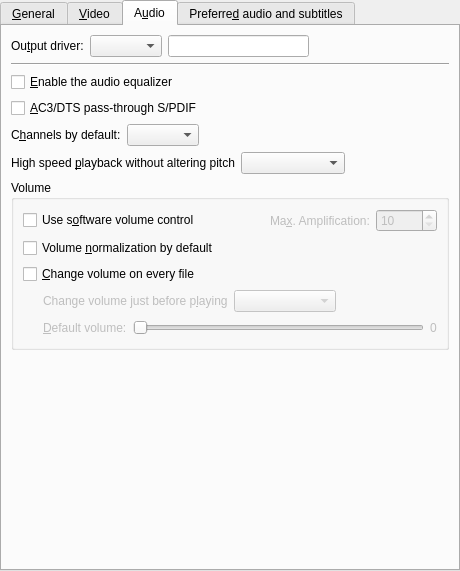
wilbert2000/wzplayer, file src/prefgeneral.ui: the form before one commit.
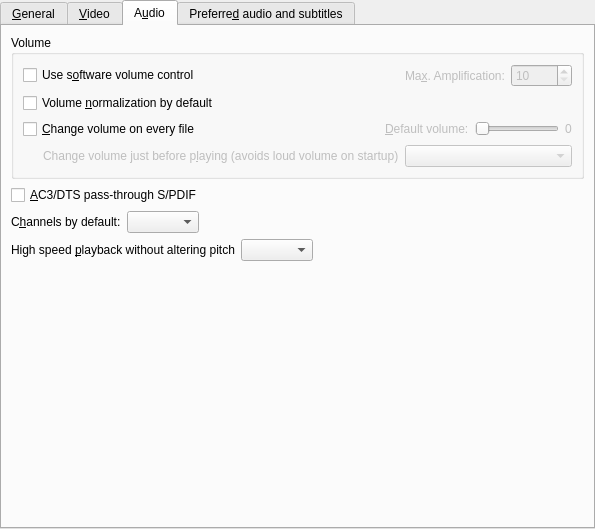
The form after the commit. The open tabs and pages were chosen to show the change. Icons and pictures are not drawn. Custom widgets are drawn as their Qt base class.

Diff of the .ui file:
```diff
--- a/src/prefgeneral.ui
+++ b/src/prefgeneral.ui
@@ -5,8 +5,8 @@
    <rect>
     <x>0</x>
     <y>0</y>
-    <width>460</width>
-    <height>571</height>
+    <width>595</width>
+    <height>529</height>
    </rect>
   </property>
   <layout class="QVBoxLayout" >
@@ -91,6 +91,93 @@
          </layout>
         </widget>
        </item>
+       <item>
+        <widget class="QGroupBox" name="groupBox_2" >
+         <property name="title" >
+          <string>Output drivers</string>
+         </property>
+         <layout class="QHBoxLayout" >
+          <property name="margin" >
+           <number>9</number>
+          </property>
+          <property name="spacing" >
+           <number>6</number>
+          </property>
+          <item>
+           <widget class="QLabel" name="vo_label" >
+            <property name="text" >
+             <string>V&amp;ideo:</string>
+            </property>
+            <property name="wordWrap" >
+             <bool>false</bool>
+            </property>
+            <property name="buddy" >
+             <cstring>vo_combo</cstring>
+            </property>
+           </widget>
+          </item>
+          <item>
+           <widget class="MyComboBox" name="vo_combo" >
+            <property name="sizePolicy" >
+             <sizepolicy>
+              <hsizetype>7</hsizetype>
+              <vsizetype>0</vsizetype>
+              <horstretch>0</horstretch>
+              <verstretch>0</verstretch>
+             </sizepolicy>
+            </property>
+            <property name="editable" >
+             <bool>true</bool>
+            </property>
+           </widget>
+          </item>
+          <item>
+           <spacer>
+            <property name="orientation" >
+             <enum>Qt::Horizontal</enum>
+            </property>
+            <property name="sizeType" >
+             <enum>QSizePolicy::Preferred</enum>
+            </property>
+            <property name="sizeHint" >
+             <size>
+              <width>61</width>
+              <height>21</height>
+             </size>
+            </property>
+           </spacer>
+          </item>
+          <item>
+           <widget class="QLabel" name="ao_label" >
+            <property name="text" >
+             <string>&amp;Audio:</string>
+            </property>
+            <property name="wordWrap" >
+             <bool>false</bool>
+            </property>
+            <property name="buddy" >
+             <cstring>ao_combo</cstring>
+            </property>
+           </widget>
+          </item>
+          <item>
+           <widget class="MyComboBox" name="ao_combo" >
+            <property name="sizePolicy" >
+             <sizepolicy>
+              <hsizetype>7</hsizetype>
+              <vsizetype>0</vsizetype>
+              <horstretch>0</horstretch>
+              <verstretch>0</verstretch>
+             </sizepolicy>
+            </property>
+            <property name="editable" >
+             <bool>true</bool>
+            </property>
+           </widget>
+          </item>
+         </layout>
+        </widget>
+       </item>
        <item>
         <widget class="QGroupBox" name="groupBox_3" >
          <property name="title" >
@@ -528,214 +615,32 @@
        <string>A&amp;udio</string>
       </attribute>
       <layout class="QVBoxLayout" >
-       <item>
-        <layout class="QHBoxLayout" >
-         <item>
-          <widget class="QLabel" name="ao_label" >
-           <property name="text" >
-            <string>Ou&amp;tput driver:</string>
-           </property>
-           <property name="wordWrap" >
-            <bool>false</bool>
-           </property>
-           <property name="buddy" >
-            <cstring>ao_combo</cstring>
-           </property>
-          </widget>
-         </item>
-         <item>
-          <widget class="QComboBox" name="ao_combo" >
-           <property name="sizePolicy" >
-            <sizepolicy vsizetype="Fixed" hsizetype="Preferred" >
-             <horstretch>0</horstretch>
-             <verstretch>0</verstretch>
-            </sizepolicy>
-           </property>
-           <property name="editable" >
-            <bool>false</bool>
-           </property>
-          </widget>
-         </item>
-         <item>
-          <widget class="QLineEdit" name="ao_user_defined_edit" />
-         </item>
-         <item>
-          <spacer>
-           <property name="orientation" >
-            <enum>Qt::Horizontal</enum>
-           </property>
-           <property name="sizeHint" >
-            <size>
-             <width>81</width>
-             <height>20</height>
-            </size>
-           </property>
-          </spacer>
-         </item>
-        </layout>
-       </item>
-       <item>
-        <widget class="Line" name="line_6" >
-         <property name="sizePolicy" >
-          <sizepolicy vsizetype="Fixed" hsizetype="Expanding" >
-           <horstretch>0</horstretch>
-           <verstretch>0</verstretch>
-          </sizepolicy>
-         </property>
-         <property name="orientation" >
-          <enum>Qt::Horizontal</enum>
-         </property>
-        </widget>
-       </item>
-       <item>
-        <widget class="QCheckBox" name="audio_equalizer_check" >
-         <property name="text" >
-          <string>&amp;Enable the audio equalizer</string>
-         </property>
-        </widget>
-       </item>
-       <item>
-        <widget class="QCheckBox" name="hwac3_check" >
-         <property name="text" >
-          <string>&amp;AC3/DTS pass-through S/PDIF</string>
-         </property>
-        </widget>
-       </item>
-       <item>
-        <layout class="QHBoxLayout" >
-         <property name="spacing" >
-          <number>6</number>
-         </property>
-         <property name="leftMargin" >
-          <number>0</number>
-         </property>
-         <property name="topMargin" >
-          <number>0</number>
-         </property>
-         <property name="rightMargin" >
-          <number>0</number>
-         </property>
-         <property name="bottomMargin" >
-          <number>0</number>
-         </property>
-         <item>
-          <widget class="QLabel" name="label" >
-           <property name="text" >
-            <string>C&amp;hannels by default:</string>
-           </property>
-           <property name="buddy" >
-            <cstring>channels_combo</cstring>
-           </property>
-          </widget>
-         </item>
-         <item>
-          <widget class="QComboBox" name="channels_combo" />
-         </item>
-         <item>
-          <spacer>
-           <property name="orientation" >
-            <enum>Qt::Horizontal</enum>
-           </property>
-           <property name="sizeHint" >
-            <size>
-             <width>40</width>
-             <height>20</height>
-            </size>
-           </property>
-          </spacer>
-         </item>
-        </layout>
-       </item>
-       <item>
-        <layout class="QHBoxLayout" >
-         <property name="spacing" >
-          <number>6</number>
-         </property>
-         <property name="leftMargin" >
-          <number>0</number>
-         </property>
-         <property name="topMargin" >
-          <number>0</number>
-         </property>
-         <property name="rightMargin" >
-          <number>0</number>
-         </property>
-         <property name="bottomMargin" >
-          <number>0</number>
-         </property>
-         <item>
-          <widget class="QLabel" name="label_6" >
-           <property name="text" >
-            <string>High speed &amp;playback without altering pitch</string>
-           </property>
-           <property name="buddy" >
-            <cstring>scaletempo_combo</cstring>
-           </property>
-          </widget>
-         </item>
-         <item>
-          <widget class="TristateCombo" name="scaletempo_combo" >
-           <property name="sizePolicy" >
-            <sizepolicy vsizetype="Fixed" hsizetype="Expanding" >
-             <horstretch>0</horstretch>
-             <verstretch>0</verstretch>
-            </sizepolicy>
-           </property>
-          </widget>
-         </item>
-         <item>
-          <spacer>
-           <property name="orientation" >
-            <enum>Qt::Horizontal</enum>
-           </property>
-           <property name="sizeHint" >
-            <size>
-             <width>40</width>
-             <height>20</height>
-            </size>
-           </property>
-          </spacer>
-         </item>
-        </layout>
-       </item>
+       <property name="margin" >
+        <number>9</number>
+       </property>
+       <property name="spacing" >
+        <number>6</number>
+       </property>
        <item>
         <widget class="QGroupBox" name="groupBox_4" >
          <property name="title" >
           <string>Volume</string>
          </property>
          <layout class="QVBoxLayout" >
+          <property name="margin" >
+           <number>9</number>
+          </property>
           <property name="spacing" >
            <number>6</number>
           </property>
-          <property name="leftMargin" >
-           <number>9</number>
-          </property>
-          <property name="topMargin" >
-           <number>9</number>
-          </property>
-          <property name="rightMargin" >
-           <number>9</number>
-          </property>
-          <property name="bottomMargin" >
-           <number>9</number>
-          </property>
           <item>
            <layout class="QHBoxLayout" >
+            <property name="margin" >
+             <number>0</number>
+            </property>
             <property name="spacing" >
              <number>6</number>
             </property>
-            <property name="leftMargin" >
-             <number>0</number>
-            </property>
-            <property name="topMargin" >
-             <number>0</number>
-            </property>
-            <property name="rightMargin" >
-             <number>0</number>
-            </property>
-            <property name="bottomMargin" >
-             <number>0</number>
-            </property>
             <item>
              <widget class="QCheckBox" name="softvol_check" >
               <property name="text" >
@@ -748,10 +653,13 @@
               <property name="orientation" >
                <enum>Qt::Horizontal</enum>
               </property>
+              <property name="sizeType" >
+               <enum>QSizePolicy::Expanding</enum>
+              </property>
               <property name="sizeHint" >
                <size>
-                <width>20</width>
-                <height>20</height>
+                <width>70</width>
+                <height>21</height>
                </size>
               </property>
              </spacer>
@@ -795,11 +703,83 @@
            </widget>
           </item>
           <item>
-           <widget class="QCheckBox" name="change_volume_check" >
-            <property name="text" >
-             <string>&amp;Change volume on every file</string>
+           <layout class="QHBoxLayout" >
+            <property name="margin" >
+             <number>0</number>
             </property>
-           </widget>
+            <property name="spacing" >
+             <number>6</number>
+            </property>
+            <item>
+             <widget class="QCheckBox" name="change_volume_check" >
+              <property name="text" >
+               <string>&amp;Change volume on every file</string>
+              </property>
+             </widget>
+            </item>
+            <item>
+             <spacer>
+              <property name="orientation" >
+               <enum>Qt::Horizontal</enum>
+              </property>
+              <property name="sizeHint" >
+               <size>
+                <width>31</width>
+                <height>20</height>
+               </size>
+              </property>
+             </spacer>
+            </item>
+            <item>
+             <layout class="QHBoxLayout" >
+              <property name="margin" >
+               <number>0</number>
+              </property>
+              <property name="spacing" >
+               <number>6</number>
+              </property>
+              <item>
+               <widget class="QLabel" name="default_volume_label" >
+                <property name="enabled" >
+                 <bool>false</bool>
+                </property>
+                <property name="text" >
+                 <string>&amp;Default volume:</string>
+                </property>
+                <property name="wordWrap" >
+                 <bool>false</bool>
+                </property>
+                <property name="buddy" >
+                 <cstring>initial_volume_slider</cstring>
+                </property>
+               </widget>
+              </item>
+              <item>
+               <widget class="QSlider" name="initial_volume_slider" >
+                <property name="enabled" >
+                 <bool>false</bool>
+                </property>
+                <property name="maximum" >
+                 <number>100</number>
+                </property>
+                <property name="orientation" >
+                 <enum>Qt::Horizontal</enum>
+                </property>
+               </widget>
+              </item>
+              <item>
+               <widget class="QLabel" name="initial_volume_label" >
+                <property name="enabled" >
+                 <bool>false</bool>
+                </property>
+                <property name="text" >
+                 <string>0</string>
+                </property>
+               </widget>
+              </item>
+             </layout>
+            </item>
+           </layout>
           </item>
           <item>
            <layout class="QHBoxLayout" >
@@ -824,7 +804,7 @@
                <enum>Qt::Horizontal</enum>
               </property>
               <property name="sizeType" >
-               <enum>QSizePolicy::Fixed</enum>
+               <enum>QSizePolicy::Minimum</enum>
               </property>
               <property name="sizeHint" >
                <size>
@@ -840,7 +820,7 @@
                <bool>false</bool>
               </property>
               <property name="text" >
-               <string>Change volume just before p&amp;laying</string>
+               <string>Change volume just before p&amp;laying (avoids loud volume on startup)</string>
               </property>
               <property name="buddy" >
                <cstring>use_volume_combo</cstring>
@@ -852,99 +832,6 @@
               <property name="enabled" >
                <bool>false</bool>
               </property>
-              <property name="sizePolicy" >
-               <sizepolicy vsizetype="Fixed" hsizetype="Expanding" >
-                <horstretch>0</horstretch>
-                <verstretch>0</verstretch>
-               </sizepolicy>
-              </property>
-             </widget>
-            </item>
-            <item>
-             <spacer>
-              <property name="orientation" >
-               <enum>Qt::Horizontal</enum>
-              </property>
-              <property name="sizeHint" >
-               <size>
-                <width>40</width>
-                <height>20</height>
-               </size>
-              </property>
-             </spacer>
-            </item>
-           </layout>
-          </item>
-          <item>
-           <layout class="QHBoxLayout" >
-            <property name="spacing" >
-             <number>6</number>
-            </property>
-            <property name="leftMargin" >
-             <number>0</number>
-            </property>
-            <property name="topMargin" >
-             <number>0</number>
-            </property>
-            <property name="rightMargin" >
-             <number>0</number>
-            </property>
-            <property name="bottomMargin" >
-             <number>0</number>
-            </property>
-            <item>
-             <spacer>
-              <property name="orientation" >
-               <enum>Qt::Horizontal</enum>
-              </property>
-              <property name="sizeType" >
-               <enum>QSizePolicy::Fixed</enum>
-              </property>
-              <property name="sizeHint" >
-               <size>
-                <width>20</width>
-                <height>20</height>
-               </size>
-              </property>
-             </spacer>
-            </item>
-            <item>
-             <widget class="QLabel" name="default_volume_label" >
-              <property name="enabled" >
-               <bool>false</bool>
-              </property>
-              <property name="text" >
-               <string>&amp;Default volume:</string>
-              </property>
-              <property name="wordWrap" >
-               <bool>false</bool>
-              </property>
-              <property name="buddy" >
-               <cstring>initial_volume_slider</cstring>
-              </property>
-             </widget>
-            </item>
-            <item>
-             <widget class="QSlider" name="initial_volume_slider" >
-              <property name="enabled" >
-               <bool>false</bool>
-              </property>
-              <property name="maximum" >
-               <number>100</number>
-              </property>
-              <property name="orientation" >
-               <enum>Qt::Horizontal</enum>
-              </property>
-             </widget>
-            </item>
-            <item>
-             <widget class="QLabel" name="initial_volume_label" >
-              <property name="enabled" >
-               <bool>false</bool>
-              </property>
-              <property name="text" >
-               <string>0</string>
-              </property>
              </widget>
             </item>
            </layout>
@@ -952,6 +839,94 @@
          </layout>
         </widget>
        </item>
+       <item>
+        <widget class="QCheckBox" name="hwac3_check" >
+         <property name="text" >
+          <string>&amp;AC3/DTS pass-through S/PDIF</string>
+         </property>
+        </widget>
+       </item>
+       <item>
+        <layout class="QHBoxLayout" >
+         <property name="margin" >
+          <number>0</number>
+         </property>
+         <property name="spacing" >
+          <number>6</number>
+         </property>
+         <item>
+          <widget class="QLabel" name="label" >
+           <property name="text" >
+            <string>C&amp;hannels by default:</string>
+           </property>
+           <property name="buddy" >
+            <cstring>channels_combo</cstring>
+           </property>
+          </widget>
+         </item>
+         <item>
+          <widget class="QComboBox" name="channels_combo" />
+         </item>
+         <item>
+          <spacer>
+           <property name="orientation" >
+            <enum>Qt::Horizontal</enum>
+           </property>
+           <property name="sizeHint" >
+            <size>
+             <width>40</width>
+             <height>20</height>
+            </size>
+           </property>
+          </spacer>
+         </item>
+        </layout>
+       </item>
+       <item>
+        <layout class="QHBoxLayout" >
+         <property name="margin" >
+          <number>0</number>
+         </property>
+         <property name="spacing" >
+          <number>6</number>
+         </property>
+         <item>
+          <widget class="QLabel" name="label_6" >
+           <property name="text" >
+            <string>High speed &amp;playback without altering pitch</string>
+           </property>
+           <property name="buddy" >
+            <cstring>scaletempo_combo</cstring>
+           </property>
+          </widget>
+         </item>
+         <item>
+          <widget class="TristateCombo" name="scaletempo_combo" >
+           <property name="sizePolicy" >
+            <sizepolicy>
+             <hsizetype>5</hsizetype>
+             <vsizetype>0</vsizetype>
+             <horstretch>0</horstretch>
+             <verstretch>0</verstretch>
+            </sizepolicy>
+           </property>
+          </widget>
+         </item>
+         <item>
+          <spacer>
+           <property name="orientation" >
+            <enum>Qt::Horizontal</enum>
+           </property>
+           <property name="sizeHint" >
+            <size>
+             <width>40</width>
+             <height>20</height>
+            </size>
+           </property>
+          </spacer>
+         </item>
+        </layout>
+       </item>
        <item>
         <spacer>
          <property name="orientation" >
@@ -962,8 +937,8 @@
          </property>
          <property name="sizeHint" >
           <size>
-           <width>438</width>
-           <height>41</height>
+           <width>20</width>
+           <height>20</height>
           </size>
          </property>
         </spacer>
@@ -1232,6 +1207,11 @@
   </layout>
  </widget>
  <customwidgets>
+  <customwidget>
+   <class>MyComboBox</class>
+   <extends>QComboBox</extends>
+   <header>mycombobox.h</header>
+  </customwidget>
   <customwidget>
    <class>FileChooser</class>
    <extends>QLineEdit</extends>
```
Left out of the diff: 509 changed lines with no effect on the pictures.
